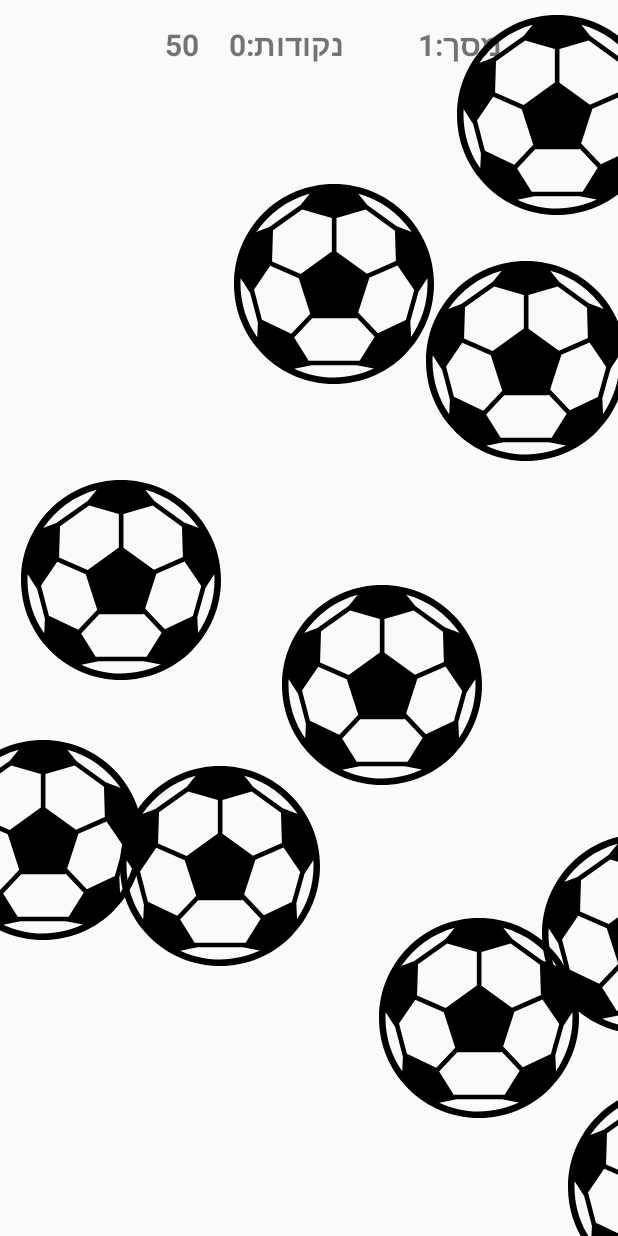
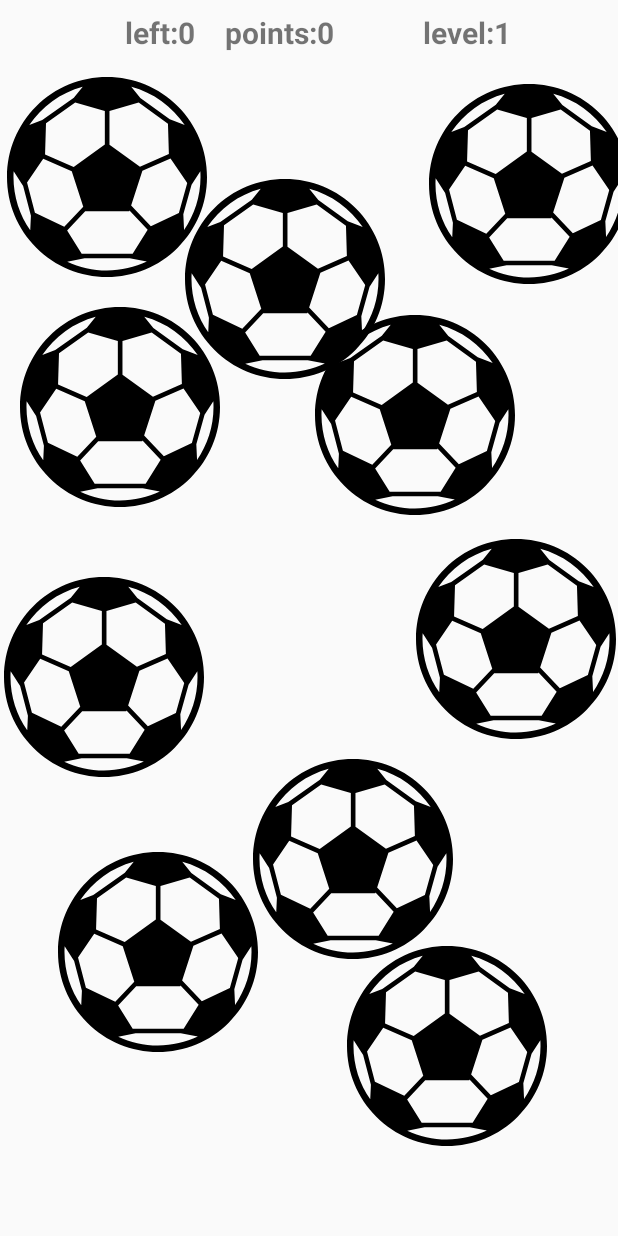
Before and after one commit to halevibarak/BallsGame, an Android app: the screen it shows after launch (MainActivity), on a phone screen of 412 x 824 dp. Run offline under Robolectric (Android 15) with nearby library versions, the phone set to English and light mode, and no system bars; our stand-ins replace AdMob.

Commit message:
first release

```diff
--- a/app/src/main/AndroidManifest.xml
+++ b/app/src/main/AndroidManifest.xml
@@ -2,6 +2,7 @@
 <manifest xmlns:android="http://schemas.android.com/apk/res/android"
     xmlns:tools="http://schemas.android.com/tools"
     package="com.barak.ball">
+    <uses-permission android:name="android.permission.INTERNET" />
 
     <application
         android:allowBackup="true"
@@ -16,7 +17,9 @@
                 <category android:name="android.intent.category.LAUNCHER" />
             </intent-filter>
         </activity>
-
+        <meta-data
+            android:name="com.google.android.gms.ads.APPLICATION_ID"
+            android:value="ca-app-pub-2275592906310972~6220529238"/>
     </application>
 
 </manifest>
--- a/app/src/main/java/com/barak/ball/Ball.java
+++ b/app/src/main/java/com/barak/ball/Ball.java
@@ -1,6 +1,7 @@
 package com.barak.ball;
 
 import android.media.SoundPool;
+import android.view.View;
 import android.widget.ImageView;
 import android.widget.RelativeLayout;
 
@@ -16,7 +17,7 @@ public class Ball {
     public static int countTouch = 0;
 
     public Ball(MainActivity mainActivity, int screenH, int screenW,
-                int size, int minSpeed, int maxSpeed, int rad_x,int rad_y){
+                int size, int minSpeed, int maxSpeed, int rad_x, int rad_y, View frame){
 
         image = new ImageView(mainActivity);
         this.screenH = screenH;
@@ -45,11 +46,19 @@ public class Ball {
         image.setY(y);
         this.xx = x + size/2;
         this.yy = y + size/2;
-        if (xx <= size/2 || xx >= screenW - size/2){
-            speedX = - speedX;
+        if (xx < size/2 ) {
+            speedX = Math.abs(speedX);
         }
-        if (yy <= size/2 || yy >= screenH - size/2)
-            speedY = - speedY;
+        if (xx > screenW - size/2){
+            speedX = -Math.abs(speedX);
+        }
+        if (yy < size/2 ){
+            speedY =  Math.abs(speedY);
+        }
+        if (yy > screenH - size/2 ){
+            speedY = - Math.abs(speedY);
+        }
+
 
 
 
--- a/app/src/main/java/com/barak/ball/MainActivity.java
+++ b/app/src/main/java/com/barak/ball/MainActivity.java
@@ -1,27 +1,39 @@
 package com.barak.ball;
 
+import android.app.AlertDialog;
 import android.content.Context;
+import android.content.SharedPreferences;
 import android.graphics.Point;
 import android.media.AudioAttributes;
 import android.media.SoundPool;
 import android.os.Build;
 import android.os.Bundle;
 import android.os.CountDownTimer;
+import android.preference.PreferenceManager;
 import android.support.v7.app.AppCompatActivity;
 import android.view.Display;
 import android.view.MotionEvent;
 import android.view.View;
 import android.view.ViewGroup;
+import android.view.ViewTreeObserver;
 import android.view.WindowManager;
+import android.widget.FrameLayout;
+import android.widget.ImageView;
 import android.widget.TextView;
+
+import com.google.android.gms.ads.AdRequest;
+import com.google.android.gms.ads.AdView;
 
 import java.util.ArrayList;
 import java.util.List;
 
 public class MainActivity extends AppCompatActivity {
 
+    private static final long TIME_MILI = 10000;
+    private static final String HIGH_SCORE = "HIGH_SCORE";
     private List<Ball> balls = null;
     private int START_BALLS = 10;
+    private int START_BALLS_ = 10;
     private int countBall = START_BALLS;
 
     private TextView textTimer, textScore, textLevel;
@@ -34,7 +46,8 @@ public class MainActivity extends AppCompatActivity {
     private int mLevel = 0;
     private int mScroe;
     private int caliber;
-
+    private FrameLayout frame;
+    private AdView mAdView;
     @Override
     protected void onCreate(Bundle savedInstanceState) {
         super.onCreate(savedInstanceState);
@@ -49,40 +62,30 @@ public class MainActivity extends AppCompatActivity {
         }
 
         setContentView(R.layout.activity_main);
+        mAdView = findViewById(R.id.adView);
+        AdRequest adRequest = new AdRequest.Builder().build();
+        mAdView.loadAd(adRequest);
+        frame = (FrameLayout)findViewById(R.id.frame);
+        ViewTreeObserver vto = frame.getViewTreeObserver();
+        vto.addOnGlobalLayoutListener(new ViewTreeObserver.OnGlobalLayoutListener() {
+            @Override
+            public void onGlobalLayout() {
+                if (Build.VERSION.SDK_INT < Build.VERSION_CODES.JELLY_BEAN) {
+                   frame.getViewTreeObserver().removeGlobalOnLayoutListener(this);
+                } else {
+                    frame.getViewTreeObserver().removeOnGlobalLayoutListener(this);
+                }
+                screenW  = frame.getMeasuredWidth();
+                screenH = frame.getMeasuredHeight();
+                createBalls();
 
+            }
+        });
         textTimer = findViewById(R.id.text_timer);
         textScore = findViewById(R.id.text_score);
         textLevel = findViewById(R.id.text_level);
-        textLevel.setOnClickListener(new View.OnClickListener() {
-            @Override
-            public void onClick(View view) {
-                if (timer == null) {
-                    timer = new MyTimer(30000, 100);
-                    timer.start();
-                } else {
-                    timer.cancel();
-                    timer = null;
-                }
-            }
-        });
-        textLevel.setOnLongClickListener(new View.OnLongClickListener() {
-            @Override
-            public boolean onLongClick(View view) {
-                for (int i = balls.size() - 1; i > -1; i--) {
-//                    balls.get(i).image.setImageAlpha(0);
-                    ((ViewGroup) balls.get(i).image.getParent()).removeView(balls.get(i).image);
-                    balls.remove(i);
-                }
-                if (timer != null) timer.cancel();
-                timer = new MyTimer(60000, 10);
-                createBalls();
-                timer.start();
-
-                return false;
-            }
-        });
-        textScore.setText("נקודות:" + mScroe);
-        textLevel.setText("מסך:" + ++mLevel);
+        textScore.setText( getString(R.string.points) + mScroe);
+        textLevel.setText( getString(R.string.screen)+ ++mLevel);
         WindowManager windowManager =
                 (WindowManager)getSystemService(Context.WINDOW_SERVICE);
         final Display display = windowManager.getDefaultDisplay();
@@ -103,8 +106,7 @@ public class MainActivity extends AppCompatActivity {
         createSoundPool();
 
         balls = new ArrayList<>();
-        createBalls();
-        timer = new MyTimer(60000, 50);
+        timer = new MyTimer(TIME_MILI, 50);
         timer.start();
     }
 
@@ -119,27 +121,9 @@ public class MainActivity extends AppCompatActivity {
         for (int i = 0; i < countBall; i++) {
             int rad_x = (int) (Math.random() * screenW * .85)+100;
             int rad_y = (int) (Math.random() * screenH * .85)+100;
-//            boolean checks = true;
-//            while (checks) {
-//                checks = false;
-//                for (int j = 0; j < balls.size(); j++) {
-//                    if (distance(rad_x,rad_y,balls.get(j).xx,balls.get(j).yy)<caliber){
-//                        checks=true;
-//                    }
-//                }
-//            }
-
             balls.add(new Ball(MainActivity.this, screenH, screenW, 200,
-                    10, 30,rad_x,rad_y));
+                    speed, speed * 3 ,rad_x,rad_y,frame));
         }
-
-//        balls.add(new Ball(MainActivity.this, screenH, screenW, 200,
-//                10, 20, 100, 100));
-//        balls.add(new Ball(MainActivity.this, screenH, screenW, 200,
-//                10, -10, 150, 150));
-//        balls.add(new Ball(MainActivity.this, screenH, screenW, 200,
-//                5, speed,1100,1000));
-
         caliber = balls.get(0).size;
     }
 
@@ -153,16 +137,17 @@ public class MainActivity extends AppCompatActivity {
                 boolean flag = Ball.touch(balls, x, y, soundPool, streamSoundTuck);
                 if (flag) {
                     --countBall;
-                    textScore.setText("נקודות:" + ++mScroe);
+                    textScore.setText( getString(R.string.points)+ ++mScroe);
                     if (countBall == 0) {
                         START_BALLS++;
                         countBall = START_BALLS;
                         mScroe += countBall;
                         mLevel++;
-                        textLevel.setText("מסך:" + mLevel);
-                        textScore.setText("נקודות:" + mScroe);
+                        speed++;
+                        textLevel.setText( getString(R.string.screen) + mLevel);
+                        textScore.setText( getString(R.string.points) + mScroe);
                         if (timer != null) timer.cancel();
-                        timer = new MyTimer(30000, 100);
+                        timer = new MyTimer(TIME_MILI, 100);
                         timer.start();
                         createBalls();
                     }
@@ -180,7 +165,7 @@ public class MainActivity extends AppCompatActivity {
 
         @Override
         public void onTick(long l) {
-            textTimer.setText(l / 1000 + "");
+            textTimer.setText( getString(R.string.left)+l / 1000 );
             moveBalls();
         }
 
@@ -188,7 +173,55 @@ public class MainActivity extends AppCompatActivity {
         public void onFinish() {
             timer.cancel();
             timer = null;
+            showPopUpFinish();
         }
+    }
+    private void showPopUpFinish() {
+
+        SharedPreferences sp = PreferenceManager.getDefaultSharedPreferences(this);
+        String dialogTitle = getString(R.string.app_name);
+        String dialogText;
+
+
+        dialogText = String.format(getString(R.string.score_text), mScroe);
+        AlertDialog.Builder alert = new AlertDialog.Builder(this);
+        int highScore = sp.getInt(HIGH_SCORE, 2);
+        if (mScroe > highScore) {
+            sp.edit().putInt(HIGH_SCORE, mScroe).apply();
+            dialogTitle = dialogTitle + " - " + getString(R.string.start_title_);
+            ImageView image = new ImageView(this);
+            image.setImageResource(R.drawable.right);
+            alert.setView(image);
+        } else if (mScroe == 0) {
+            dialogText = "";
+        }
+        alert.setTitle(dialogTitle).setMessage(dialogText)
+                .setOnDismissListener(dialogInterface -> {
+                    initTimer();
+                }).setNeutralButton(getString(R.string.submit), (dialogInterface, d) -> {
+            initTimer();
+        });
+        alert.show();
+    }
+
+    private void initTimer() {
+
+        if (timer != null) return;
+        for (int i = balls.size() - 1; i > -1; i--) {
+            ((ViewGroup) balls.get(i).image.getParent()).removeView(balls.get(i).image);
+            balls.remove(i);
+        }
+        START_BALLS = START_BALLS_;
+        countBall = START_BALLS;
+        mScroe = 0;
+        mLevel = 1;
+        speed = 10;
+        textLevel.setText( getString(R.string.screen) + mLevel);
+        textScore.setText( getString(R.string.points) + mScroe);
+        if (timer != null) timer.cancel();
+        timer = new MyTimer(TIME_MILI, 100);
+        timer.start();
+        createBalls();
     }
 
     private void moveBalls() {
--- /dev/null
+++ b/app/src/main/res/drawable/right.xml
@@ -0,0 +1,41 @@
+<vector xmlns:android="http://schemas.android.com/apk/res/android"
+    xmlns:aapt="http://schemas.android.com/aapt"
+    android:width="70dp"
+    android:height="70dp"
+    android:viewportWidth="24"
+    android:viewportHeight="24">
+  <path
+      android:pathData="M12,0C5.3833,0 0,5.3833 0,12s5.3833,12 12,12s12,-5.3833 12,-12S18.6167,0 12,0z"
+      android:fillColor="#303C42"/>
+  <path
+      android:pathData="M12,23C5.9346,23 1,18.0654 1,12S5.9346,1 12,1s11,4.9346 11,11S18.0654,23 12,23z"
+      android:fillColor="#FED600"/>
+  <path
+      android:pathData="M19.1198,3.6302C20.7562,5.551 21.75,8.0349 21.75,10.75c0,6.0654 -4.9346,11 -11,11c-2.7151,0 -5.199,-0.9938 -7.1198,-2.6302C5.6495,21.4899 8.6497,23 12,23c6.0654,0 11,-4.9346 11,-11C23,8.6497 21.4899,5.6495 19.1198,3.6302z"
+      android:strokeAlpha="0.1"
+      android:fillColor="#010101"
+      android:fillAlpha="0.1"/>
+  <path
+      android:pathData="M18.4399,14.021c-0.271,-0.0649 -0.5386,0.1021 -0.6021,0.3706C17.1934,17.105 14.793,19 12,19c-2.7964,0 -5.1978,-1.8979 -5.8394,-4.6147c-0.064,-0.2695 -0.335,-0.4331 -0.6016,-0.3721c-0.269,0.0635 -0.4355,0.333 -0.3721,0.6016C5.936,17.7856 8.7378,20 12,20c3.2583,0 6.0591,-2.2109 6.8105,-5.377C18.8745,14.354 18.7085,14.0845 18.4399,14.021z"
+      android:fillColor="#303C42"/>
+  <path
+      android:pathData="M8,9m-1,0a1,1 0,1 1,2 0a1,1 0,1 1,-2 0"
+      android:fillColor="#303C42"/>
+  <path
+      android:pathData="M16,9m-1,0a1,1 0,1 1,2 0a1,1 0,1 1,-2 0"
+      android:fillColor="#303C42"/>
+  <path
+      android:pathData="M12,0C5.3833,0 0,5.3833 0,12s5.3833,12 12,12s12,-5.3833 12,-12S18.6167,0 12,0z">
+    <aapt:attr name="android:fillColor">
+      <gradient
+          android:startY="6.9288664"
+          android:startX="1.1249185"
+          android:endY="17.071135"
+          android:endX="22.875082"
+          android:type="linear">
+        <item android:offset="0" android:color="#33FFFFFF"/>
+        <item android:offset="1" android:color="#00FFFFFF"/>
+      </gradient>
+    </aapt:attr>
+  </path>
+</vector>
--- a/app/src/main/res/layout/activity_main.xml
+++ b/app/src/main/res/layout/activity_main.xml
@@ -1,48 +1,85 @@
 <?xml version="1.0" encoding="utf-8"?>
-<RelativeLayout xmlns:android="http://schemas.android.com/apk/res/android"
+<android.support.constraint.ConstraintLayout xmlns:android="http://schemas.android.com/apk/res/android"
+    xmlns:app="http://schemas.android.com/apk/res-auto"
     xmlns:tools="http://schemas.android.com/tools"
+    android:id="@+id/main_content"
     android:layout_width="match_parent"
     android:layout_height="match_parent"
-    android:paddingBottom="@dimen/activity_vertical_margin"
-    android:paddingLeft="@dimen/activity_horizontal_margin"
-    android:paddingRight="@dimen/activity_horizontal_margin"
-    android:paddingTop="@dimen/activity_vertical_margin"
-    tools:context=".MainActivity"
-    >
+    android:fitsSystemWindows="true"
+    tools:context=".MainActivity">
+
 
     <LinearLayout
+        android:id="@+id/lin"
+        android:layout_width="match_parent"
+        android:layout_height="wrap_content"
+        android:layout_marginStart="8dp"
+        android:layout_marginTop="8dp"
+        android:layout_marginEnd="8dp"
         android:orientation="horizontal"
-        android:layout_height="wrap_content"
-        android:layout_width="match_parent">
+        app:layout_constraintEnd_toEndOf="parent"
+        app:layout_constraintStart_toStartOf="parent"
+        app:layout_constraintTop_toTopOf="parent">
 
         <TextView
             android:id="@+id/text_timer"
+            android:layout_width="match_parent"
             android:layout_height="wrap_content"
-            android:layout_width="match_parent"
             android:layout_weight="1"
             android:gravity="right"
+            android:paddingRight="10dp"
             android:textSize="20sp"
-            android:textStyle="bold"
-            android:paddingRight="10dp"/>
+            android:textStyle="bold" />
 
         <TextView
             android:id="@+id/text_score"
+            android:layout_width="match_parent"
             android:layout_height="wrap_content"
-            android:layout_width="match_parent"
+            android:layout_weight="1"
             android:gravity="left"
-            android:layout_weight="1"
+            android:paddingLeft="10dp"
             android:textSize="20sp"
-            android:textStyle="bold"
-            android:paddingLeft="10dp"/>
+            android:textStyle="bold" />
+
         <TextView
             android:id="@+id/text_level"
+            android:layout_width="match_parent"
             android:layout_height="wrap_content"
-            android:layout_width="match_parent"
+            android:layout_weight="1"
             android:gravity="left"
-            android:layout_weight="1"
+            android:paddingLeft="10dp"
             android:textSize="20sp"
-            android:textStyle="bold"
-            android:paddingLeft="10dp"/>
+            android:textStyle="bold" />
 
     </LinearLayout>
-</RelativeLayout>
+
+
+
+    <FrameLayout
+        android:id="@+id/frame"
+        android:layout_width="match_parent"
+        android:layout_height="match_parent"
+        app:layout_constraintBottom_toBottomOf="parent"
+        android:layout_marginBottom="50dp"
+        app:layout_constraintEnd_toEndOf="parent"
+        app:layout_constraintStart_toStartOf="parent"
+        app:layout_constraintTop_toTopOf="parent">
+
+    </FrameLayout>
+
+    <com.google.android.gms.ads.AdView xmlns:ads="http://schemas.android.com/apk/res-auto"
+        android:id="@+id/adView"
+        android:layout_width="320dp"
+        android:layout_height="50dp"
+        android:layout_alignParentStart="true"
+        android:layout_alignParentEnd="true"
+        android:layout_alignParentBottom="true"
+        ads:adSize="BANNER"
+        ads:adUnitId="ca-app-pub-2275592906310972/1769491793"
+        ads:layout_constraintBottom_toBottomOf="parent"
+        ads:layout_constraintEnd_toEndOf="parent"
+        ads:layout_constraintStart_toStartOf="parent" />
+    <!--ca-app-pub-2275592906310972/1769491793- prod-->
+    <!--ca-app-pub-3940256099942544/6300978111- test-->
+
+</android.support.constraint.ConstraintLayout>
--- a/app/src/main/res/values/strings.xml
+++ b/app/src/main/res/values/strings.xml
@@ -1,11 +1,10 @@
 <resources>
-    <string name="app_name">Touch Ball</string>
+    <string name="app_name">Kids Fun Balls</string>
 
-    <string name="new_game">New Game</string>
-    <string name="continue_game">continue_game</string>
-    <string name="exit_game">exit_game</string>
-
-    <string name="title_message1">title_message1</string>
-    <string name="text_massage1">Hey player, you need 4 seconds. fill 5 balls! Well, take a chance?</string>
-
+    <string name="points">points:</string>
+    <string name="screen">level:</string>
+    <string name="left">left:</string>
+    <string name="score_text">You Score %1d points!</string>
+    <string name="submit">submit</string>
+    <string name="start_title_">New Record</string>
 </resources>
```
Also changed, not shown: app/build.gradle (+7 -0 lines), app/src/main/res/mipmap-hdpi/ic_launcher.png (deleted), app/src/main/res/mipmap-mdpi/ic_launcher.png (deleted), app/src/main/res/mipmap-xhdpi/ic_launcher.png, app/src/main/res/mipmap-xxhdpi/ic_launcher.png, app/src/main/res/mipmap-xxxhdpi/ic_launcher.png, 5 other files.
